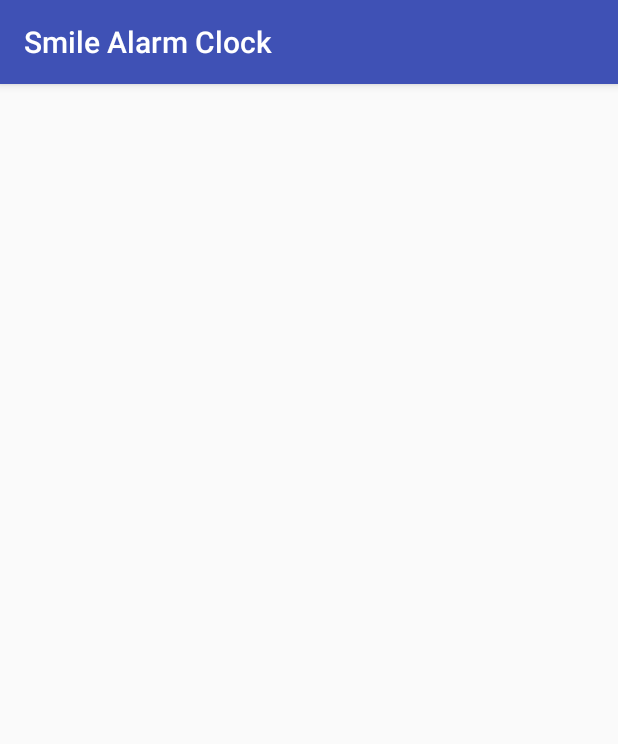
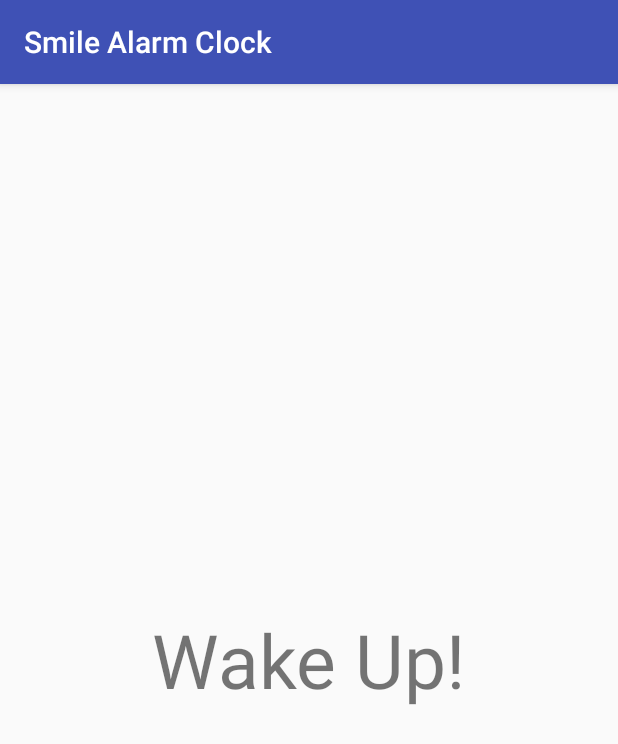
Before and after one commit to EugeneVasilevski/SmileAlarmClock, an Android app: the CameraSmileActivity screen opened directly, with no data from a screen before it, on a phone screen of 412 x 824 dp. Shown: the top 744 px of the screen. Run offline under Robolectric (Android 15) with nearby library versions, the phone set to English and light mode, and no system bars.

```diff
--- a/app/src/main/java/com/lis/smilealarmclock/CameraSmileActivity.java
+++ b/app/src/main/java/com/lis/smilealarmclock/CameraSmileActivity.java
@@ -4,6 +4,7 @@ import android.os.Bundle;
 import android.support.annotation.Nullable;
 import android.support.v7.app.AppCompatActivity;
 import android.util.Log;
+import android.view.WindowManager;
 
 public class CameraSmileActivity extends AppCompatActivity {
 
@@ -13,8 +14,13 @@ public class CameraSmileActivity extends AppCompatActivity {
     protected void onCreate(@Nullable Bundle savedInstanceState) {
         super.onCreate(savedInstanceState);
 
+        this.getWindow().addFlags(WindowManager.LayoutParams.FLAG_SHOW_WHEN_LOCKED);
+        this.getWindow().addFlags(WindowManager.LayoutParams.FLAG_TURN_SCREEN_ON);
+        //this.getWindow().addFlags(WindowManager.LayoutParams.FLAG_DISMISS_KEYGUARD);
+        this.getWindow().addFlags(WindowManager.LayoutParams.FLAG_KEEP_SCREEN_ON);
+
+        setContentView(R.layout.activity_camera_smile);
         Log.d(TAG, "onCreate");
-        setContentView(R.layout.activity_camera_smile);
     }
 
 }
--- a/app/src/main/java/com/lis/smilealarmclock/MainActivity.java
+++ b/app/src/main/java/com/lis/smilealarmclock/MainActivity.java
@@ -3,6 +3,7 @@ package com.lis.smilealarmclock;
 import android.content.Intent;
 import android.support.v7.app.AppCompatActivity;
 import android.os.Bundle;
+import android.util.Log;
 import android.view.View;
 import android.widget.TextView;
 import android.widget.TimePicker;
--- a/app/src/main/res/layout/activity_camera_smile.xml
+++ b/app/src/main/res/layout/activity_camera_smile.xml
@@ -1,6 +1,13 @@
 <?xml version="1.0" encoding="utf-8"?>
-<LinearLayout xmlns:android="http://schemas.android.com/apk/res/android"
-    android:orientation="vertical" android:layout_width="match_parent"
+<RelativeLayout
+    xmlns:android="http://schemas.android.com/apk/res/android"
+    android:layout_width="match_parent"
     android:layout_height="match_parent">
 
-</LinearLayout>
+    <TextView
+        android:layout_width="wrap_content"
+        android:layout_height="wrap_content"
+        android:layout_centerInParent="true"
+        android:text="Wake Up!"
+        android:textSize="50dp" />
+</RelativeLayout>
```
Also changed, not shown: app/src/main/AndroidManifest.xml (+8 -2 lines), app/src/main/java/com/lis/smilealarmclock/AlarmClockReceiver.java (deleted, +0 -22 lines), app/src/main/java/com/lis/smilealarmclock/AlarmClockTask.java (+23 -10 lines), app/src/main/java/com/lis/smilealarmclock/AlarmClockTaskBootReceiver.java (added, +19 -0 lines), app/src/main/java/com/lis/smilealarmclock/AlarmClockTaskStarterReceiver.java (added, +18 -0 lines).
